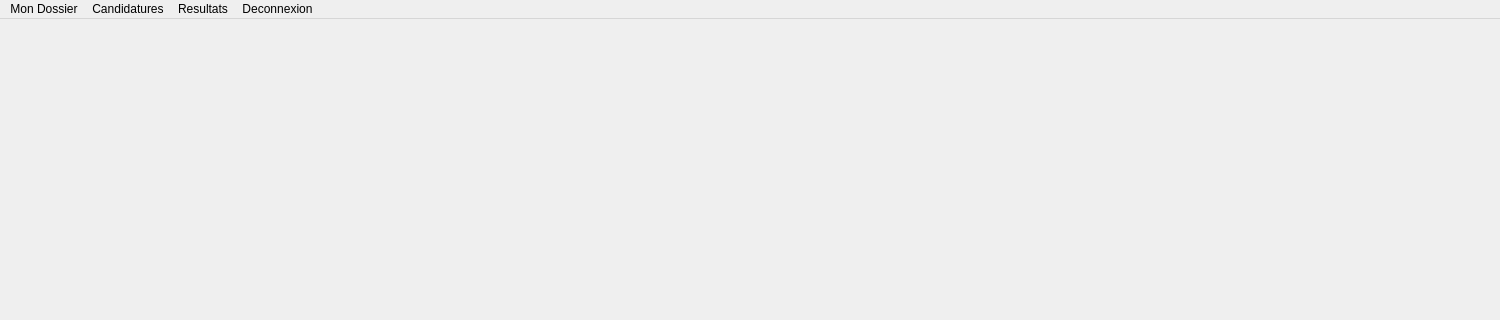
Before: the Qt Designer form candidatscreen.ui in rsoumail/Exam-Platform, drawn with Qt 5; both pictures show x 0 to 1500 and y 0 to 320 of the 1500 by 811 pixel window.
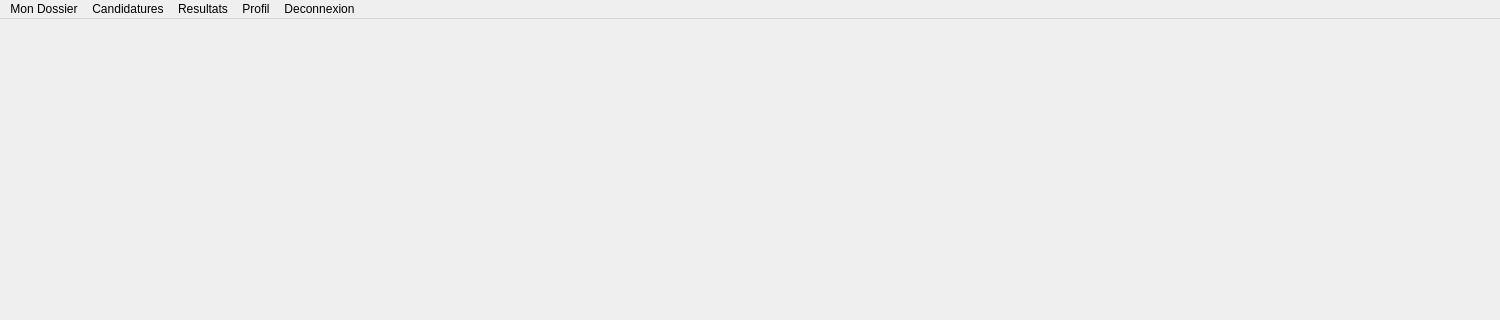
After: the same form once the commit is applied.

Commit message: update candidat screen

```diff
--- a/candidatscreen.ui
+++ b/candidatscreen.ui
@@ -60,9 +60,17 @@
      <string>Deconnexion</string>
     </property>
    </widget>
+   <widget class="QMenu" name="menuProfil">
+    <property name="title">
+     <string>Profil</string>
+    </property>
+    <addaction name="actionVoir"/>
+    <addaction name="actionModifier"/>
+   </widget>
    <addaction name="menuMon_Dossier"/>
    <addaction name="menuCandidature"/>
    <addaction name="menuResultat"/>
+   <addaction name="menuProfil"/>
    <addaction name="menuDeconnexion"/>
   </widget>
   <widget class="QStatusBar" name="statusBar"/>
```
Left out of the diff: 12 changed lines with no effect on the pictures. The commit also changes 2 other files.
